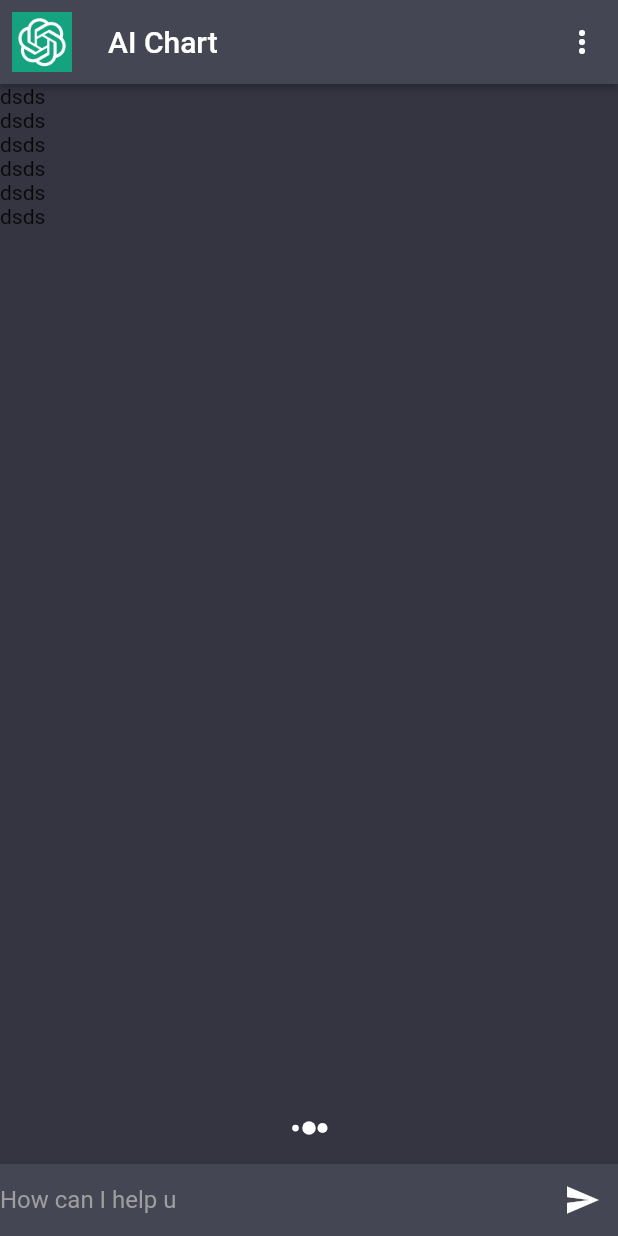
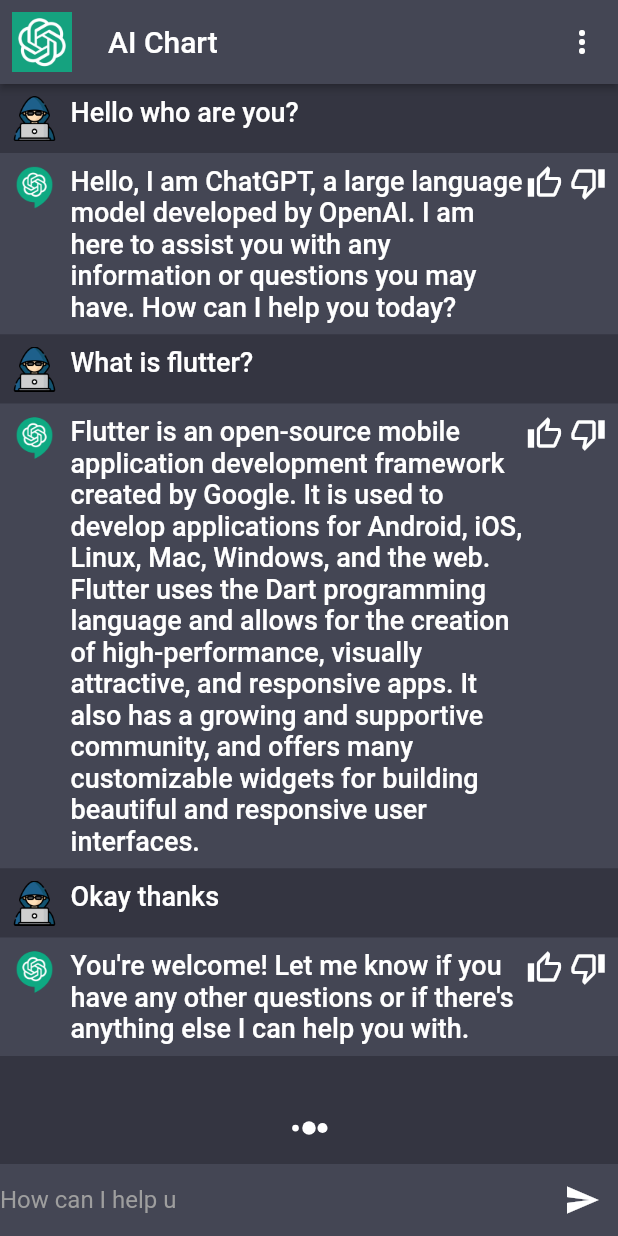
Before and after one commit to anson2004/flutter_chatgpt, a Flutter app: the screen it shows after launch, on a phone screen of 412 x 824 dp. Run offline on Flutter 3.47's test engine with Material 2 defaults, Android fonts, the light colour scheme and no system bars; our stand-ins replace flutter_spinkit.

Commit message:
add chat widget

```diff
--- a/lib/constants/constants.dart
+++ b/lib/constants/constants.dart
@@ -2,3 +2,34 @@
 
 Color scaffoldBackgroundColor = const Color(0xFF343541);
 Color cardColor = const Color(0xFF444654);
+
+
+final chatMessages = [
+  {
+    "msg": "Hello who are you?",
+    "chatIndex": 0,
+  },
+  {
+    "msg":
+        "Hello, I am ChatGPT, a large language model developed by OpenAI. I am here to assist you with any information or questions you may have. How can I help you today?",
+    "chatIndex": 1,
+  },
+  {
+    "msg": "What is flutter?",
+    "chatIndex": 0,
+  },
+  {
+    "msg":
+        "Flutter is an open-source mobile application development framework created by Google. It is used to develop applications for Android, iOS, Linux, Mac, Windows, and the web. Flutter uses the Dart programming language and allows for the creation of high-performance, visually attractive, and responsive apps. It also has a growing and supportive community, and offers many customizable widgets for building beautiful and responsive user interfaces.",
+    "chatIndex": 1,
+  },
+  {
+    "msg": "Okay thanks",
+    "chatIndex": 0,
+  },
+  {
+    "msg":
+        "You're welcome! Let me know if you have any other questions or if there's anything else I can help you with.",
+    "chatIndex": 1,
+  },
+];
--- a/lib/screens/chart_screen.dart
+++ b/lib/screens/chart_screen.dart
@@ -1,4 +1,5 @@
 import 'package:chatcptapp/constants/constants.dart';
+import 'package:chatcptapp/widgets/chat_widget.dart';
 import 'package:flutter/material.dart';
 import 'package:flutter_spinkit/flutter_spinkit.dart';
 import '../services/assets_manager.dart';
@@ -46,7 +47,10 @@
               child: ListView.builder(
                 itemCount: 6,
                 itemBuilder: (context, index) {
-                  return const Text("dsds");
+                  return ChatWidget(
+                    msg: chatMessages[index]["msg"].toString(),
+                    chatIndex: int.parse(chatMessages[index]["chatIndex"].toString()) ,
+                  );
                 },
               ),
             ),
--- /dev/null
+++ b/lib/widgets/chat_widget.dart
@@ -0,0 +1,56 @@
+import 'package:chatcptapp/constants/constants.dart';
+import 'package:chatcptapp/services/assets_manager.dart';
+import 'package:chatcptapp/widgets/text_widget.dart';
+import 'package:flutter/material.dart';
+import 'package:flutter/src/widgets/framework.dart';
+import 'package:flutter/src/widgets/placeholder.dart';
+
+class ChatWidget extends StatelessWidget {
+  const ChatWidget({super.key, required this.msg, required this.chatIndex});
+
+  final String msg;
+  final int chatIndex;
+
+  @override
+  Widget build(BuildContext context) {
+    return Column(
+      children: [
+        Material(
+          color: chatIndex == 0? scaffoldBackgroundColor : cardColor,
+          child: Padding(
+            padding: const EdgeInsets.all(8.0),
+            child: Row(
+              crossAxisAlignment: CrossAxisAlignment.start,
+              children: [
+                Image.asset(
+                  chatIndex == 0 ? AssetManager.userImage : AssetManager.botImage,
+                  height: 30,
+                  width: 30
+                ),
+                const SizedBox(width: 9),
+                Expanded(child: TextWidget(label: msg)),
+                chatIndex == 0? const SizedBox.shrink() : Row(
+                        mainAxisAlignment: MainAxisAlignment.end,
+                        mainAxisSize: MainAxisSize.min,
+                        children: const [
+                          Icon(
+                            Icons.thumb_up_alt_outlined,
+                            color: Colors.white,
+                          ),
+                          SizedBox(
+                            width: 5,
+                          ),
+                          Icon(
+                            Icons.thumb_down_alt_outlined,
+                            color: Colors.white,
+                          )
+                        ],
+                      ),
+              ],
+            ),
+        ),
+        )
+      ],
+    );
+  }
+}
--- /dev/null
+++ b/lib/widgets/text_widget.dart
@@ -0,0 +1,28 @@
+import 'package:flutter/material.dart';
+
+class TextWidget extends StatelessWidget {
+  const TextWidget(
+      {Key? key,
+      required this.label,
+      this.fontSize = 18,
+      this.color,
+      this.fontWeight})
+      : super(key: key);
+
+  final String label;
+  final double fontSize;
+  final Color? color;
+  final FontWeight? fontWeight;
+  @override
+  Widget build(BuildContext context) {
+    return Text(
+      label,
+      // textAlign: TextAlign.justify,
+      style: TextStyle(
+        color: color ?? Colors.white,
+        fontSize: fontSize,
+        fontWeight: fontWeight ?? FontWeight.w500,
+      ),
+    );
+  }
+}
```
Also changed, not shown: 1 other file.
